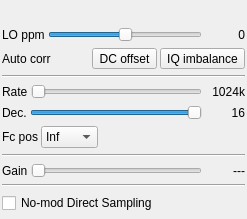
The window that plugins/samplesource/rtlsdr/rtlsdrgui.ui (f4exb/sdrangel) describes before a commit, drawn with Qt 5.
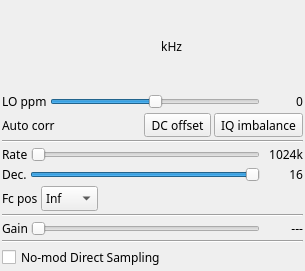
The same window after the commit. Custom widgets are drawn as their Qt base class.

Commit message: Font face and size normalization: added missing input interface GUIs

Diff of the .ui file:
```diff
--- a/plugins/samplesource/rtlsdr/rtlsdrgui.ui
+++ b/plugins/samplesource/rtlsdr/rtlsdrgui.ui
@@ -6,8 +6,8 @@
    <rect>
     <x>0</x>
     <y>0</y>
-    <width>247</width>
-    <height>219</height>
+    <width>305</width>
+    <height>271</height>
    </rect>
   </property>
   <property name="sizePolicy">
@@ -16,6 +16,12 @@
     <verstretch>0</verstretch>
    </sizepolicy>
   </property>
+  <property name="font">
+   <font>
+    <family>Sans Serif</family>
+    <pointsize>9</pointsize>
+   </font>
+  </property>
   <property name="windowTitle">
    <string>RTL-SDR</string>
   </property>
@@ -81,6 +87,13 @@
        </property>
       </widget>
      </item>
+     <item>
+      <widget class="QLabel" name="freqUnits">
+       <property name="text">
+        <string> kHz</string>
+       </property>
+      </widget>
+     </item>
      <item>
       <spacer name="horizontalSpacer_2">
        <property name="orientation">
@@ -414,17 +427,17 @@
   </layout>
  </widget>
  <customwidgets>
+  <customwidget>
+   <class>ButtonSwitch</class>
+   <extends>QToolButton</extends>
+   <header>gui/buttonswitch.h</header>
+  </customwidget>
   <customwidget>
    <class>ValueDial</class>
    <extends>QWidget</extends>
    <header>gui/valuedial.h</header>
    <container>1</container>
   </customwidget>
-  <customwidget>
-   <class>ButtonSwitch</class>
-   <extends>QToolButton</extends>
-   <header>gui/buttonswitch.h</header>
-  </customwidget>
  </customwidgets>
  <resources/>
  <connections/>
```
The commit also changes 10 other files.
